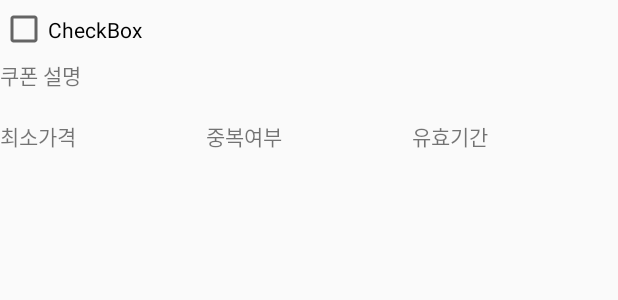
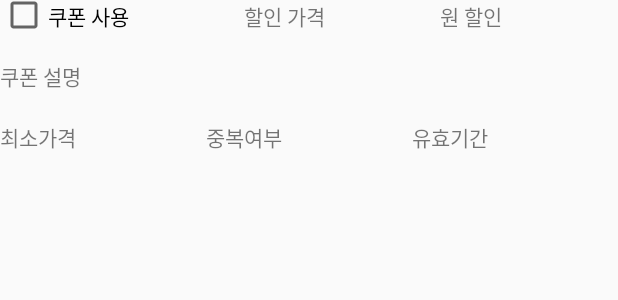
Before and after one commit to goldkiwi/sikdangBookApp, an Android app: the layout paypage_coupondialog_couponline.xml on its own in the app's theme, with its tools: preview values and no code run, on a phone screen of 412 x 824 dp. Shown: the top 300 px of the screen. Run offline under Robolectric (Android 15) with nearby library versions, the phone set to English and light mode, and no system bars.

Commit message:
쿠폰 사용시 가격 적용 및 사용하는 쿠폰 액티비티에 보이게 함

```diff
--- a/MyApplication3/app/src/main/java/com/example/myapplication/payPage/CouponListRVAdapter.kt
+++ b/MyApplication3/app/src/main/java/com/example/myapplication/payPage/CouponListRVAdapter.kt
@@ -29,6 +29,8 @@ class CouponListRVAdapter(var context:Context, val couponData: CouponData, var p
 
     inner class Holder(itemView: View?) : RecyclerView.ViewHolder(itemView!!){
         public fun bind(pos:Int){
+            var discountPriceTV:TextView = itemView.findViewById(R.id.discountPriceTV)
+            discountPriceTV.setText(couponData.couponList[payPageCouponDialog.couponMatchNumList[pos]].discountPrice.toString())
             var couponExplanationTV:TextView = itemView.findViewById(R.id.couponExplanationTV)
             couponExplanationTV.setText(couponData.couponList[payPageCouponDialog.couponMatchNumList[pos]].explanation)
             var minPriceTV:TextView = itemView.findViewById(R.id.minPriceTV)
--- a/MyApplication3/app/src/main/res/layout/paypage.xml
+++ b/MyApplication3/app/src/main/res/layout/paypage.xml
@@ -61,7 +61,7 @@
 
 
     <androidx.recyclerview.widget.RecyclerView
-        android:id="@+id/couponRV"
+        android:id="@+id/usedCouponRV"
         android:layout_width="match_parent"
         android:layout_height="108dp" />
 
--- a/MyApplication3/app/src/main/res/layout/paypage_coupondialog_couponline.xml
+++ b/MyApplication3/app/src/main/res/layout/paypage_coupondialog_couponline.xml
@@ -4,12 +4,33 @@
     android:layout_height="120dp"
     android:orientation="vertical">
 
-    <CheckBox
-        android:id="@+id/couponCB"
+    <LinearLayout
         android:layout_width="match_parent"
-        android:layout_height="20dp"
+        android:layout_height="wrap_content"
         android:layout_weight="1"
-        android:text="CheckBox" />
+        android:orientation="horizontal">
+
+        <CheckBox
+            android:id="@+id/couponCB"
+            android:layout_width="wrap_content"
+            android:layout_height="20dp"
+            android:layout_weight="1"
+            android:text="쿠폰 사용" />
+
+        <TextView
+            android:id="@+id/discountPriceTV"
+            android:layout_width="wrap_content"
+            android:layout_height="wrap_content"
+            android:layout_weight="1"
+            android:text="할인 가격" />
+
+        <TextView
+            android:id="@+id/textView14"
+            android:layout_width="wrap_content"
+            android:layout_height="wrap_content"
+            android:layout_weight="1"
+            android:text="원 할인" />
+    </LinearLayout>
 
     <TextView
         android:id="@+id/couponExplanationTV"
```
Also changed, not shown: MyApplication3/app/src/main/java/com/example/myapplication/payPage/PayPage.kt (+30 -0 lines), MyApplication3/app/src/main/java/com/example/myapplication/payPage/PayPageCouponDialog.kt (+14 -2 lines), MyApplication3/app/src/main/java/com/example/myapplication/payPage/UsedCouponRVAdapter.kt (+43 -1 lines), MyApplication3/app/src/main/res/layout/paypage_usedcouponline.xml (+16 -4 lines).
